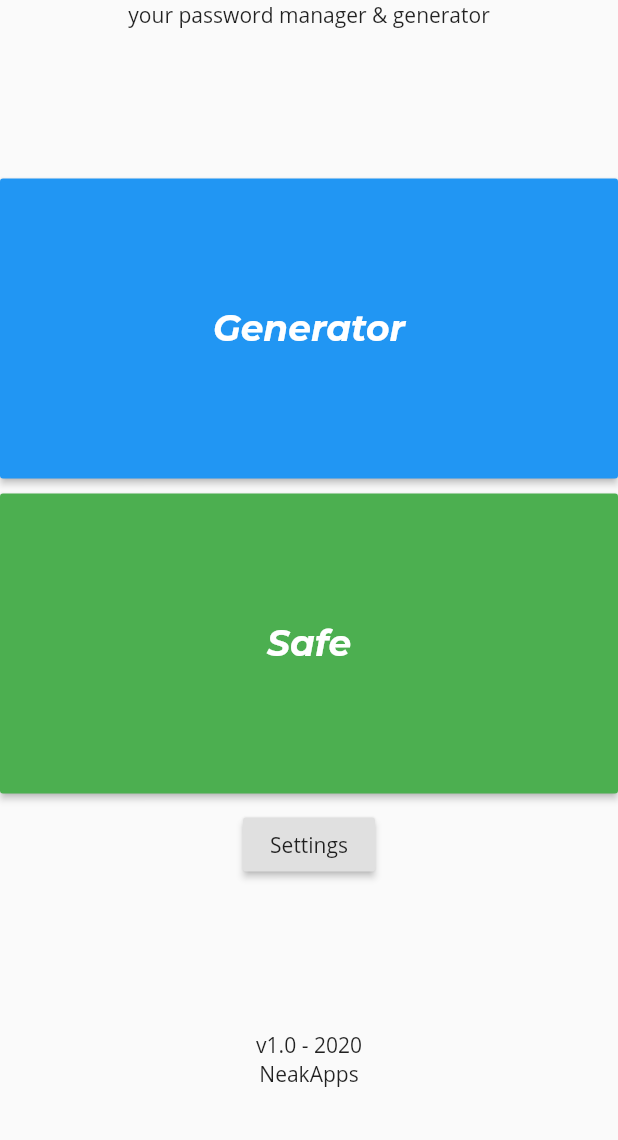
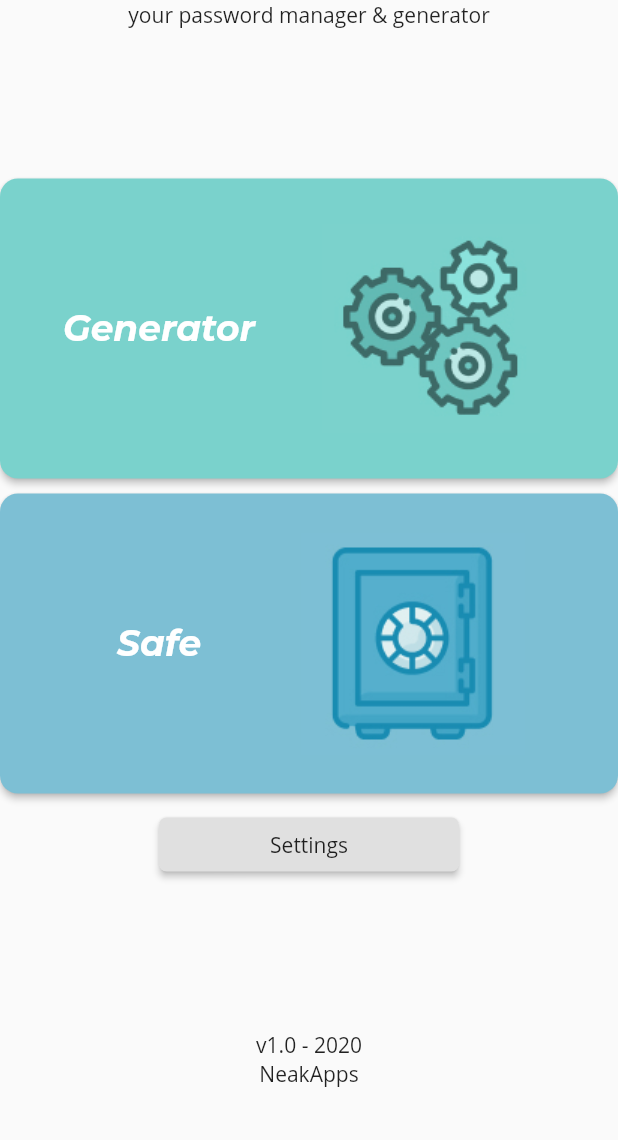
Before and after one commit to zawadneak/pword, a Flutter app: the screen it shows after launch, on a phone screen of 412 x 824 dp, the part 96-1236 px from its top. Run offline on Flutter 3.47's test engine with Material 2 defaults, Android fonts, the phone set to English and light mode, and no system bars.

Commit message:
Home menu style

```diff
--- a/lib/pages/home.dart
+++ b/lib/pages/home.dart
@@ -31,11 +31,18 @@ class Main extends StatelessWidget {
           padding: EdgeInsets.all(50.0),
           child: null,
         ),
-        HomeButton("Generator", "blue", handleGenerator),
-        HomeButton("Safe", "green", handleSafe),
-        RaisedButton(
-          onPressed: handleSettings,
-          child: Text("Settings"),
+        HomeButton("Generator", "green", handleGenerator),
+        HomeButton("Safe", "blue", handleSafe),
+        Container(
+          child: RaisedButton(
+            onPressed: handleSettings,
+            child: Text(
+              "Settings",
+            ),
+            shape:
+                RoundedRectangleBorder(borderRadius: BorderRadius.circular(5)),
+          ),
+          width: 200.0,
         ),
         Padding(
           padding: EdgeInsets.all(50.0),
--- a/lib/widgets/homeButton.dart
+++ b/lib/widgets/homeButton.dart
@@ -7,25 +7,36 @@ class HomeButton extends StatelessWidget {
 
   HomeButton(this.text, this.colorType, this.handleClick);
 
+  static const blue = Color.fromRGBO(125, 191, 212, 1);
+  static const green = Color.fromRGBO(122, 210, 204, 1);
+
   @override
   Widget build(BuildContext context) {
     return Container(
       margin: EdgeInsets.only(bottom: 10),
       child: RaisedButton(
-        color: this.colorType == 'blue' ? Colors.blue : Colors.green,
+        shape: RoundedRectangleBorder(borderRadius: BorderRadius.circular(12)),
+        color: this.colorType == 'blue' ? blue : green,
         onPressed: handleClick,
         child: Container(
           child: Center(
             child: Row(
-              mainAxisAlignment: MainAxisAlignment.spaceEvenly,
+              mainAxisAlignment: MainAxisAlignment.spaceAround,
               children: [
+                Container(),
                 Text(
                   '$text',
                   style: TextStyle(
                       color: Colors.white,
                       fontFamily: 'Montserrat',
                       fontSize: 24.0),
-                )
+                ),
+                Image.asset(
+                  this.colorType == 'blue'
+                      ? 'lib/assets/img/safe.jpg'
+                      : 'lib/assets/img/gear.jpg',
+                  width: 200.0,
+                ),
               ],
             ),
           ),
--- a/pubspec.yaml
+++ b/pubspec.yaml
@@ -43,9 +43,9 @@ flutter:
   uses-material-design: true
 
   # To add assets to your application, add an assets section, like this:
-  # assets:
-  #   - images/a_dot_burr.jpeg
-  #   - images/a_dot_ham.jpeg
+  assets:
+    - lib/assets/img/gear.jpg
+    - lib/assets/img/safe.jpg
 
   # An image asset can refer to one or more resolution-specific "variants", see
   # https://flutter.dev/assets-and-images/#resolution-aware.
```
Also changed, not shown: lib/assets/img/gear.jpg (added), lib/assets/img/safe.jpg (added).
